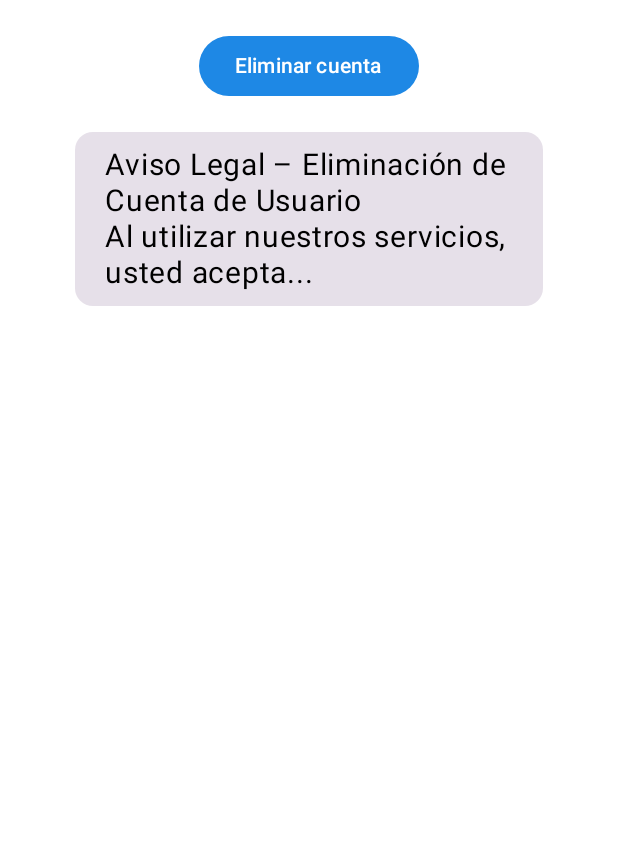
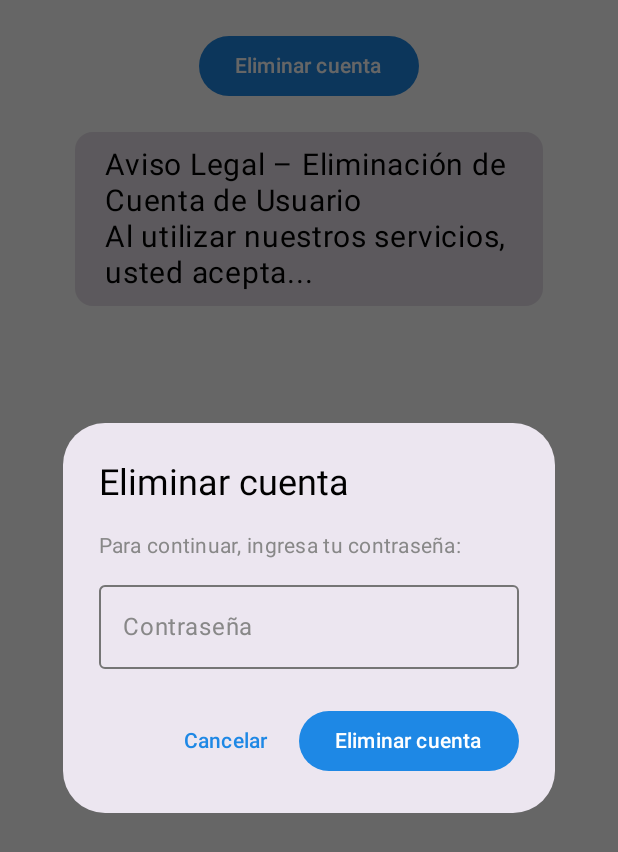
Before and after one commit to Javialj/TSGApp, an Android app built with Jetpack Compose: the composable ECuenta shown on its own in the app's theme, after a tap on "Eliminar cuenta", on a phone screen of 412 x 824 dp. Shown: the top 852 px of the screen. Run offline under Robolectric (Android 15) with nearby library versions, the phone set to English and light mode, and no system bars; our stand-ins replace Firebase (no records; nobody signed in at launch, a user with empty details on screens opened directly).

Commit message:
Domingo 15-06-25

```diff
--- a/app/src/main/java/com/example/tsgapp/EliminarCuenta.kt
+++ b/app/src/main/java/com/example/tsgapp/EliminarCuenta.kt
@@ -27,27 +27,112 @@ import androidx.compose.ui.unit.sp
 import com.example.tsgapp.ui.theme.TamañoLetra
 import com.example.tsgapp.ui.theme.ThemeState
 import android.os.Bundle
+import android.util.Log
+import android.widget.Toast
+import androidx.compose.foundation.layout.Spacer
+import androidx.compose.foundation.layout.height
+import androidx.compose.foundation.text.KeyboardOptions
+import androidx.compose.material3.AlertDialog
+import androidx.compose.material3.OutlinedTextField
+import androidx.compose.material3.TextButton
+import androidx.compose.ui.platform.LocalContext
+import androidx.compose.ui.text.input.KeyboardType
+import androidx.compose.ui.text.input.PasswordVisualTransformation
+import androidx.navigation.NavController
+import com.google.firebase.auth.EmailAuthProvider
+import com.google.firebase.auth.FirebaseAuth
 
 class EliminarCuenta : ComponentActivity() {
     override fun onCreate(savedInstanceState: Bundle?) {
         super.onCreate(savedInstanceState)
         setContent {
-            ECuenta()
+
         }
     }
 }
 
 @Composable
-fun ECuenta(){
+fun ECuenta(navController: NavController) {
+    val context = LocalContext.current
+    val user = FirebaseAuth.getInstance().currentUser
     val scrollState = rememberScrollState()
     var expandido by remember { mutableStateOf(false) }
+    var mostrarDialogo by remember { mutableStateOf(false) }
+    var password by remember { mutableStateOf("") }
+
+    // Mostrar diálogo para contraseña
+    if (mostrarDialogo) {
+        AlertDialog(
+            onDismissRequest = { mostrarDialogo = false },
+            title = { Text("Eliminar cuenta") },
+            text = {
+                Column {
+                    Text("Para continuar, ingresa tu contraseña:")
+                    Spacer(modifier = Modifier.height(8.dp))
+                    OutlinedTextField(
+                        value = password,
+                        onValueChange = { password = it },
+                        label = { Text("Contraseña") },
+                        singleLine = true,
+                        visualTransformation = PasswordVisualTransformation(),
+                        keyboardOptions = KeyboardOptions(keyboardType = KeyboardType.Password)
+                    )
+                }
+            },
+            confirmButton = {
+                Button(
+                    onClick = {
+                        if (password.isNotEmpty() && user != null && user.email != null) {
+                            val credential = EmailAuthProvider.getCredential(user.email!!, password)
+
+                            user.reauthenticate(credential)
+                                .addOnSuccessListener {
+                                    // Reautenticado correctamente
+                                    user.delete()
+                                        .addOnCompleteListener { task ->
+                                            if (task.isSuccessful) {
+                                                Toast.makeText(context, "Cuenta eliminada", Toast.LENGTH_SHORT).show()
+                                            } else {
+                                                Toast.makeText(context, "Error al eliminar: ${task.exception?.message}", Toast.LENGTH_LONG).show()
+                                            }
+                                        }
+                                }
+                                .addOnFailureListener { e ->
+                                    Toast.makeText(context, "Error al reautenticar: ${e.message}", Toast.LENGTH_LONG).show()
+                                }
+
+                            mostrarDialogo = false
+                        } else {
+                            Toast.makeText(context, "Por favor ingresa tu contraseña", Toast.LENGTH_SHORT).show()
+                        }
+                        navController?.navigate("initial")
+                    }
+                ) {
+                    Text("Eliminar cuenta")
+                }
+            },
+            dismissButton = {
+                TextButton(onClick = { mostrarDialogo = false }) {
+                    Text("Cancelar")
+                }
+            }
+        )
+    }
+
     Column(
         modifier = Modifier.fillMaxSize(),
         horizontalAlignment = Alignment.CenterHorizontally
     ) {
         Button(
             modifier = Modifier.padding(vertical = TamañoLetra.tamañoFuente.dp),
-            onClick = {/**/}
+            onClick = {
+                if (user == null) {
+                    Toast.makeText(context, "No hay usuario autenticado", Toast.LENGTH_SHORT).show()
+                } else {
+                    // Solicitar contraseña antes de eliminar
+                    mostrarDialogo = true
+                }
+            }
         ) {
             Text("Eliminar cuenta")
         }
@@ -56,7 +141,7 @@ fun ECuenta(){
             Card(
                 modifier = Modifier
                     .padding(horizontal = 50.dp)
-                    .clickable{ expandido = !expandido }
+                    .clickable { expandido = !expandido }
             ) {
                 Box(
                     modifier = Modifier
@@ -64,16 +149,16 @@ fun ECuenta(){
                 ) {
                     Text(
                         "Aviso Legal – Eliminación de Cuenta de Usuario\n" +
-                                "Al utilizar nuestros servicios, usted acepta..."
-                        , fontSize = TamañoLetra.tamañoFuente.sp)
+                                "Al utilizar nuestros servicios, usted acepta...",
+                        fontSize = TamañoLetra.tamañoFuente.sp
+                    )
                 }
             }
         } else {
             Card(
                 modifier = Modifier
                     .padding(horizontal = 20.dp)
-                    .clickable{ expandido = !expandido }
-
+                    .clickable { expandido = !expandido }
             ) {
                 Box(
                     modifier = Modifier
--- a/app/src/main/java/com/example/tsgapp/LoginScreen.kt
+++ b/app/src/main/java/com/example/tsgapp/LoginScreen.kt
@@ -1,5 +1,6 @@
 package com.example.tsgapp
 
+import android.content.Context
 import android.util.Log
 import androidx.compose.foundation.background
 import androidx.compose.foundation.layout.Column
--- a/app/src/main/java/com/example/tsgapp/MainActivity.kt
+++ b/app/src/main/java/com/example/tsgapp/MainActivity.kt
@@ -84,8 +84,8 @@ fun AppNavigation(auth: FirebaseAuth = FirebaseAuth.getInstance()) {
             composable("favoritos") { Favoritos() }
             composable("ajustes") { Ajustes(navController) }
             composable("personalizacion") { AjustesPersonalizados() }
-            composable("eliminar_cuenta") { ECuenta() }
-            composable("cuenta") { VentanaCuenta( navController) }
+            composable("eliminar_cuenta") { ECuenta(navController) }
+            composable("cuenta") { VentanaCuenta(navController) }
             composable("logIn") {
                 LoginScreen(navController, auth) {
                     navController.navigate("principal") {
--- a/app/src/main/java/com/example/tsgapp/SignUpScreen.kt
+++ b/app/src/main/java/com/example/tsgapp/SignUpScreen.kt
@@ -2,6 +2,7 @@ package com.example.tsgapp
 
 import android.util.Log
 import androidx.compose.foundation.background
+import androidx.compose.foundation.clickable
 import androidx.compose.foundation.layout.Column
 import androidx.compose.foundation.layout.Row
 import androidx.compose.foundation.layout.Spacer
@@ -55,6 +56,9 @@ fun SignUpScreen(navController: NavController, auth: FirebaseAuth) {
                 modifier = Modifier
                     .padding(vertical = 24.dp)
                     .size(24.dp)
+                    .clickable {
+                        navController.navigate("initial")
+                    }
             )
             Spacer(modifier = Modifier.weight(1f))
         }
```
Also changed, not shown: app/src/main/res/drawable/smartpricedark.png.
